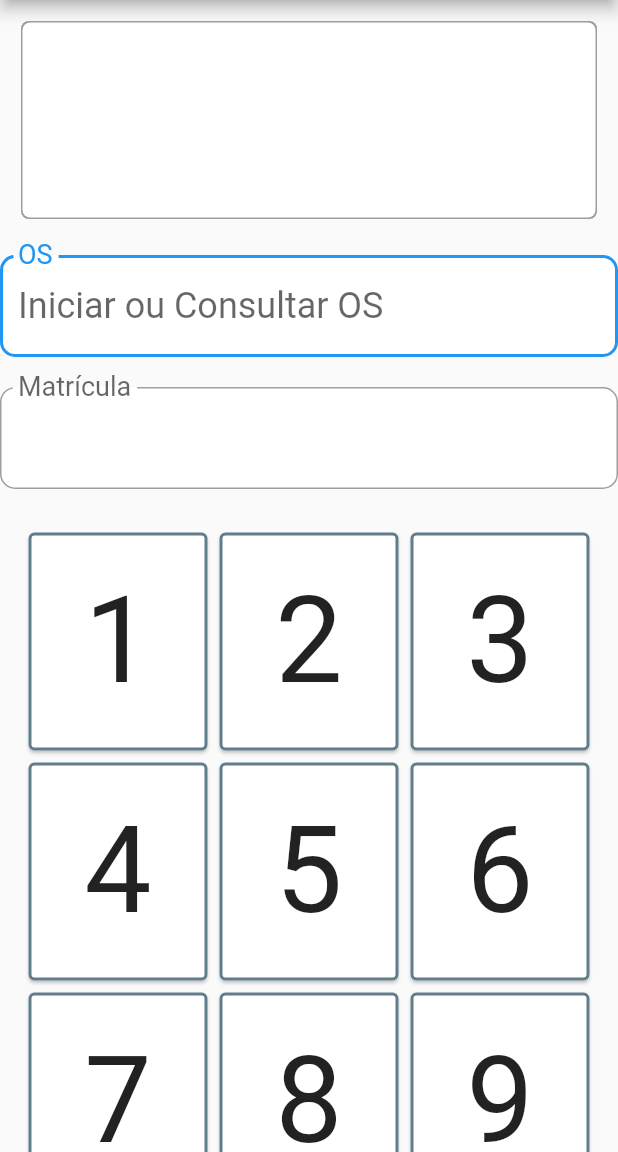
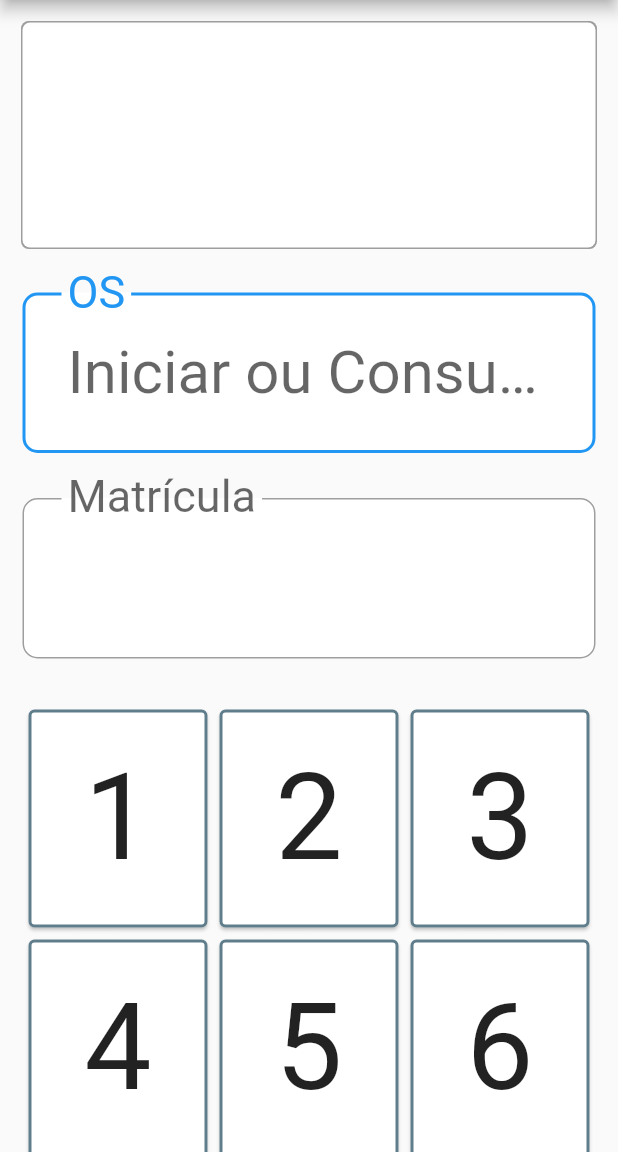
Before and after one commit to adriavieira314/engemanOs, a Flutter app: the screen it shows after launch, on a phone screen of 412 x 824 dp, the part 84-1236 px from its top. Run offline on Flutter 3.47's test engine with Material 2 defaults, Android fonts, the light colour scheme and no system bars.

Commit message:
mudando o tamanho para orientação em retrato

```diff
--- a/lib/screens/operador_page.dart
+++ b/lib/screens/operador_page.dart
@@ -39,7 +39,8 @@ class _PaginaPrincipalPageState extends State<PaginaPrincipalPage> {
         title: const Text('ENGEMAN - OS'),
       ),
       body: MediaQuery.of(context).orientation == Orientation.portrait
-          ? Column(
+          ? SingleChildScrollView(
+              child: Column(
                 children: [
                   listaUsuario(),
                   loginUsuario(
@@ -50,6 +51,7 @@ class _PaginaPrincipalPageState extends State<PaginaPrincipalPage> {
                     itemHeight,
                   ),
                 ],
+              ),
             )
           : Row(
               mainAxisAlignment: MainAxisAlignment.spaceBetween,
@@ -295,8 +297,12 @@ class _PaginaPrincipalPageState extends State<PaginaPrincipalPage> {
                             child: Center(
                               child: Text(
                                 teclado[index].label,
-                                style: const TextStyle(
-                                  fontSize: 80.0,
+                                style: TextStyle(
+                                  fontSize:
+                                      MediaQuery.of(context).orientation ==
+                                              Orientation.portrait
+                                          ? 80.0
+                                          : 40.0,
                                 ),
                               ),
                             ),
@@ -313,9 +319,11 @@ class _PaginaPrincipalPageState extends State<PaginaPrincipalPage> {
 
   Padding customTextField(TextEditingController textController, String label) {
     return Padding(
-      padding: const EdgeInsets.only(bottom: 10.0, left: 0.0, top: 10.0),
+      padding: const EdgeInsets.all(15.0),
       child: SizedBox(
-        width: 500,
+        width: MediaQuery.of(context).orientation == Orientation.portrait
+            ? MediaQuery.of(context).size.width
+            : 500,
         child: TextFormField(
           onTap: () {
             setState(() {
@@ -325,8 +333,12 @@ class _PaginaPrincipalPageState extends State<PaginaPrincipalPage> {
           autofocus: true,
           readOnly: true,
           controller: textController,
-          style: const TextStyle(fontSize: 24.0),
+          style: MediaQuery.of(context).orientation == Orientation.portrait
+              ? const TextStyle(fontSize: 40.0)
+              : const TextStyle(fontSize: 28.0),
           decoration: InputDecoration(
+            contentPadding:
+                const EdgeInsets.symmetric(vertical: 30.0, horizontal: 30.0),
             // cor da borda
             enabledBorder: OutlineInputBorder(
               borderSide: const BorderSide(
@@ -361,7 +373,7 @@ class _PaginaPrincipalPageState extends State<PaginaPrincipalPage> {
         ? Padding(
             padding: const EdgeInsets.all(15.0),
             child: Container(
-              height: 130.0,
+              height: 150.0,
               decoration: BoxDecoration(
                 borderRadius: BorderRadius.circular(5),
                 color: Colors.white,
@@ -419,8 +431,21 @@ class _PaginaPrincipalPageState extends State<PaginaPrincipalPage> {
   Padding usuarioCard(int index) {
     return Padding(
       padding: const EdgeInsets.only(bottom: 15.0),
-      child: SizedBox(
-        height: 130.0,
+      child: MediaQuery.of(context).orientation == Orientation.portrait
+          ? itemUsuario(index, 150.0, 35.0, 25.0, 210.0)
+          : itemUsuario(index, 130.0, 25.0, 15.0, 180.0),
+    );
+  }
+
+  SizedBox itemUsuario(
+    int index,
+    double height,
+    double fontSize,
+    double vertical,
+    double size,
+  ) {
+    return SizedBox(
+      height: height,
       child: Card(
         shape: RoundedRectangleBorder(
           side: const BorderSide(color: Colors.blueGrey, width: 1.0),
@@ -435,15 +460,15 @@ class _PaginaPrincipalPageState extends State<PaginaPrincipalPage> {
                 children: [
                   Text(
                     'OS: ${cadastroOs[index]['os']}',
-                      style: const TextStyle(fontSize: 25.0),
+                    style: TextStyle(fontSize: fontSize),
                   ),
                   Text(
                     'Nome: ${cadastroOs[index]['operador']}',
-                      style: const TextStyle(fontSize: 25.0),
+                    style: TextStyle(fontSize: fontSize),
                   ),
                   Text(
                     'Turno: ${cadastroOs[index]['turno']} Turno',
-                      style: const TextStyle(fontSize: 25.0),
+                    style: TextStyle(fontSize: fontSize),
                   ),
                 ],
               ),
@@ -461,13 +486,13 @@ class _PaginaPrincipalPageState extends State<PaginaPrincipalPage> {
                     },
                     child: const Text(
                       'Pausar',
-                        style: TextStyle(fontSize: 25.0),
+                      style: TextStyle(fontSize: 35.0),
                     ),
                     style: ElevatedButton.styleFrom(
                       primary: const Color(0xFFFFA54F),
-                        padding: const EdgeInsets.symmetric(vertical: 15.0),
+                      padding: EdgeInsets.symmetric(vertical: vertical),
                       elevation: 5,
-                        minimumSize: const Size(180, 0),
+                      minimumSize: Size(size, 0),
                     ),
                   ),
                   cadastroOs.length == 2
@@ -482,14 +507,13 @@ class _PaginaPrincipalPageState extends State<PaginaPrincipalPage> {
                           },
                           child: const Text(
                             'Finalizar',
-                              style: TextStyle(fontSize: 25.0),
+                            style: TextStyle(fontSize: 35.0),
                           ),
                           style: ElevatedButton.styleFrom(
                             primary: Colors.redAccent,
-                              padding:
-                                  const EdgeInsets.symmetric(vertical: 15.0),
+                            padding: EdgeInsets.symmetric(vertical: vertical),
                             elevation: 5,
-                              minimumSize: const Size(180, 0),
+                            minimumSize: Size(size, 0),
                           ),
                         )
                       : const Icon(Icons.add, color: Colors.white),
@@ -499,7 +523,6 @@ class _PaginaPrincipalPageState extends State<PaginaPrincipalPage> {
           ],
         ),
       ),
-      ),
     );
   }
 }
```
Lines whose indentation alone changed are shown as unchanged.
